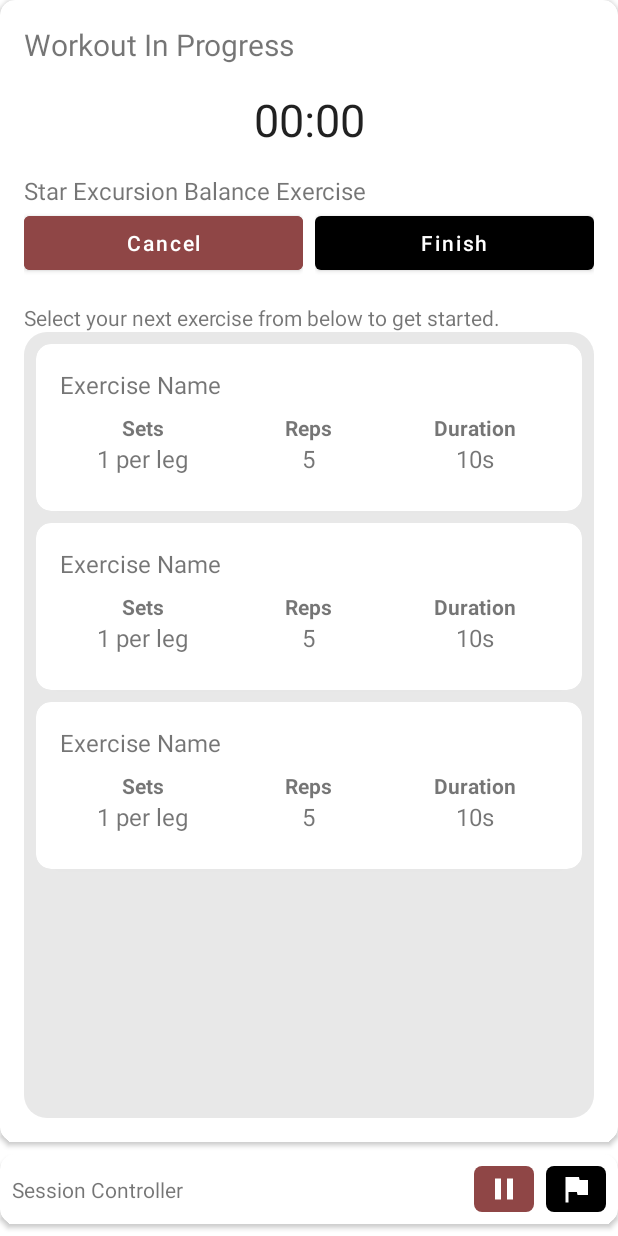
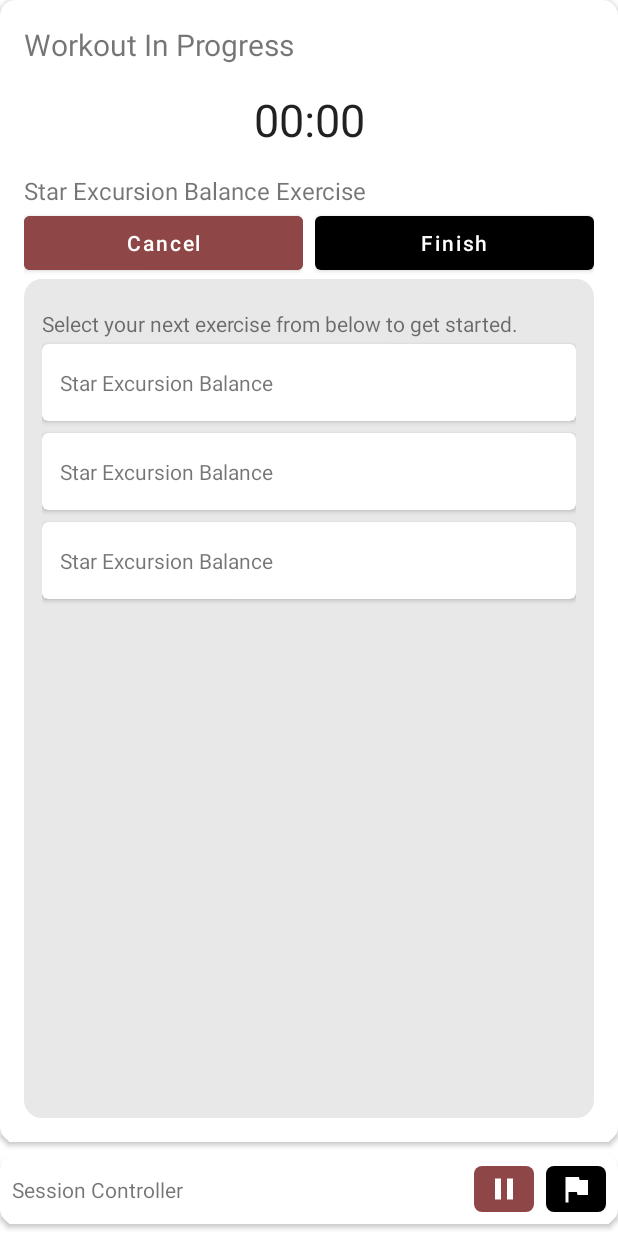
Before and after one commit to karenlinky/physio-tracker, an Android app: the layout fragment_exercise_tracker.xml on its own in the app's theme, with its tools: preview values and no code run, on a phone screen of 412 x 824 dp. Run offline under Robolectric (Android 15) with nearby library versions, the phone set to English and light mode, and no system bars.

Commit message:
set up recyclerview for tracker

```diff
--- a/app/src/main/java/com/kykarenlin/physiotracker/ui/home/HomeFragment.java
+++ b/app/src/main/java/com/kykarenlin/physiotracker/ui/home/HomeFragment.java
@@ -56,7 +56,7 @@ public class HomeFragment extends BaseFragment {
         rclvExercises.setLayoutManager(new LinearLayoutManager(getContext()));
         rclvExercises.setHasFixedSize(true);
 
-        final ExerciseAdapter adapter = new ExerciseAdapter(getActivity());
+        final ExerciseAdapter adapter = new ExerciseAdapter();
         rclvExercises.setAdapter(adapter);
 
 
--- a/app/src/main/res/drawable/shp_tracker_exercise_lst_background.xml
+++ b/app/src/main/res/drawable/shp_tracker_exercise_lst_background.xml
@@ -2,5 +2,5 @@
 <shape xmlns:android="http://schemas.android.com/apk/res/android"
     android:shape="rectangle">
     <solid android:color="#E8E8E8"/>
-    <corners android:radius="15dp" />
+    <corners android:radius="12dp" />
 </shape>
--- a/app/src/main/res/layout/fragment_exercise_tracker.xml
+++ b/app/src/main/res/layout/fragment_exercise_tracker.xml
@@ -96,7 +96,16 @@
                             android:textAllCaps="false" />
                     </FrameLayout>
                 </LinearLayout>
-
+            </LinearLayout>
+            <LinearLayout
+                android:layout_width="match_parent"
+                android:layout_height="0dp"
+                android:background="@drawable/shp_tracker_exercise_lst_background"
+                app:layout_constraintBottom_toBottomOf="parent"
+                android:paddingVertical="4dp"
+                android:paddingHorizontal="12dp"
+                android:orientation="vertical"
+                app:layout_constraintTop_toBottomOf="@+id/containerTrackerDetails">
                 <LinearLayout
                     android:id="@+id/selectExerciseHint"
                     android:layout_width="match_parent"
@@ -109,30 +118,17 @@
                         android:layout_height="wrap_content"
                         android:text="@string/str_select_exercise_hint" />
                 </LinearLayout>
-            </LinearLayout>
-            <!--            <FrameLayout-->
-            <!--                android:layout_width="match_parent"-->
-            <!--                android:layout_height="0dp"-->
-            <!--                android:layout_marginTop="16dp"-->
-            <!--                app:layout_constraintBottom_toBottomOf="parent"-->
-            <!--                app:layout_constraintTop_toBottomOf="@+id/containerTrackerDetails"-->
-            <!--                android:padding="8dp"-->
-            <!--                android:background="@drawable/shp_tracker_exercise_lst_background">-->
                 <ScrollView
                     android:layout_width="match_parent"
-                android:layout_height="0dp"
-                android:background="@drawable/shp_tracker_exercise_lst_background"
-                android:padding="8dp"
-                app:layout_constraintBottom_toBottomOf="parent"
-                app:layout_constraintTop_toBottomOf="@+id/containerTrackerDetails">
+                    android:layout_height="match_parent">
 
                     <androidx.recyclerview.widget.RecyclerView
                         android:id="@+id/rclvTrackerExercises"
                         android:layout_width="match_parent"
                         android:layout_height="match_parent"
-                    tools:listitem="@layout/exercise_item" />
+                        tools:listitem="@layout/tracker_exercise_item" />
                 </ScrollView>
-            <!--            </FrameLayout>-->
+            </LinearLayout>
         </androidx.constraintlayout.widget.ConstraintLayout>
 
     </androidx.cardview.widget.CardView>
--- /dev/null
+++ b/app/src/main/res/layout/tracker_exercise_item.xml
@@ -0,0 +1,15 @@
+<?xml version="1.0" encoding="utf-8"?>
+<androidx.cardview.widget.CardView xmlns:android="http://schemas.android.com/apk/res/android"
+    android:layout_width="match_parent"
+    android:layout_height="wrap_content"
+    xmlns:app="http://schemas.android.com/apk/res-auto"
+    android:layout_marginVertical="4dp"
+    app:cardCornerRadius="4dp">
+    <TextView
+        android:paddingVertical="16dp"
+        android:paddingHorizontal="12dp"
+        android:id="@+id/txtTrackerExerciseItemName"
+        android:layout_width="match_parent"
+        android:layout_height="wrap_content"
+        android:text="Star Excursion Balance "/>
+</androidx.cardview.widget.CardView>
```
Also changed, not shown: app/src/main/java/com/kykarenlin/physiotracker/ui/exercisetracker/DashboardFragment.java (+21 -0 lines), app/src/main/java/com/kykarenlin/physiotracker/ui/exercisetracker/TrackerExerciseListAdapter.java (added, +51 -0 lines), app/src/main/java/com/kykarenlin/physiotracker/ui/exercisetracker/TrackerStatus.java (added, +12 -0 lines), app/src/main/java/com/kykarenlin/physiotracker/ui/home/ExerciseAdapter.java (+2 -10 lines). Lines whose indentation alone changed are shown as unchanged.
